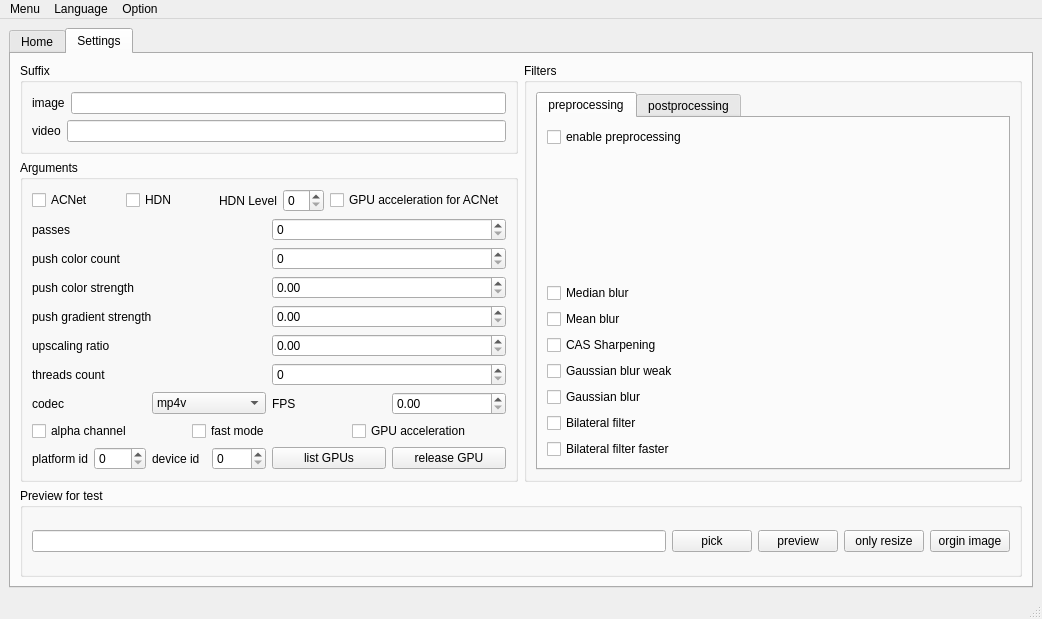
First picture: the form in GUI/src/mainwindow.ui, repository TianZerL/Anime4KCPP, before the edit.
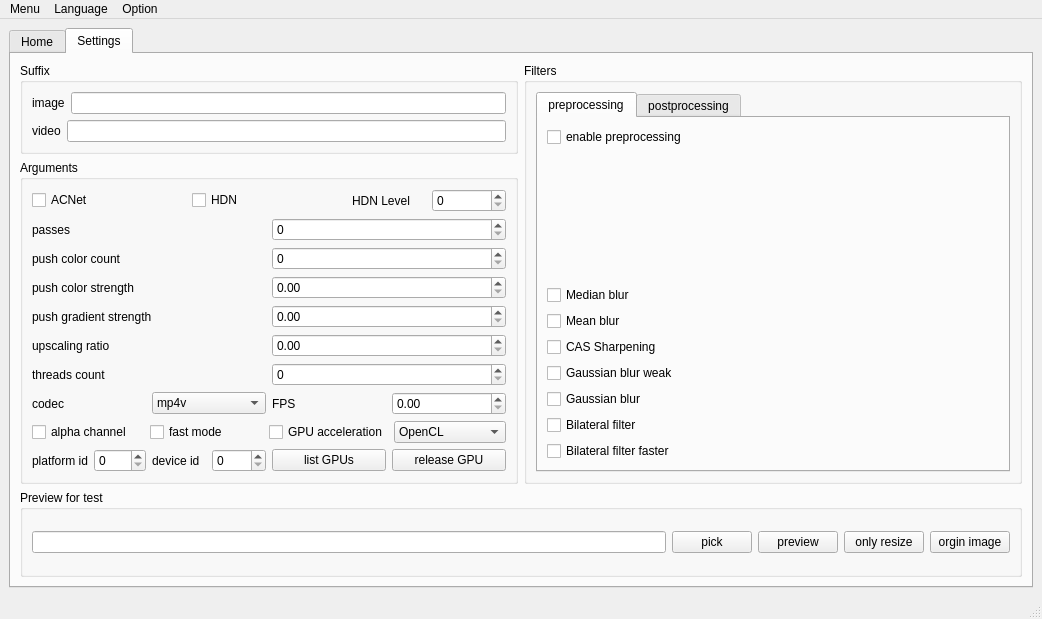
Second picture: the form after the edit. The open tabs and pages were chosen to show the change.

```diff
--- a/GUI/src/mainwindow.ui
+++ b/GUI/src/mainwindow.ui
@@ -684,16 +684,6 @@
                </item>
               </layout>
              </item>
-             <item>
-              <widget class="QCheckBox" name="checkBoxACNetGPU">
-               <property name="statusTip">
-                <string>Enable GPU acceleration for ACNet, this will take a while, please don't close it.</string>
-               </property>
-               <property name="text">
-                <string>GPU acceleration for ACNet</string>
-               </property>
-              </widget>
-             </item>
             </layout>
            </item>
            <item row="1" column="0">
@@ -943,6 +933,23 @@
                </property>
               </widget>
              </item>
+             <item>
+              <widget class="QComboBox" name="comboBoxGPGPU">
+               <property name="statusTip">
+                <string>GPGPU model</string>
+               </property>
+               <item>
+                <property name="text">
+                 <string notr="true">OpenCL</string>
+                </property>
+               </item>
+               <item>
+                <property name="text">
+                 <string notr="true">CUDA</string>
+                </property>
+               </item>
+              </widget>
+             </item>
             </layout>
            </item>
            <item row="9" column="0">
```
